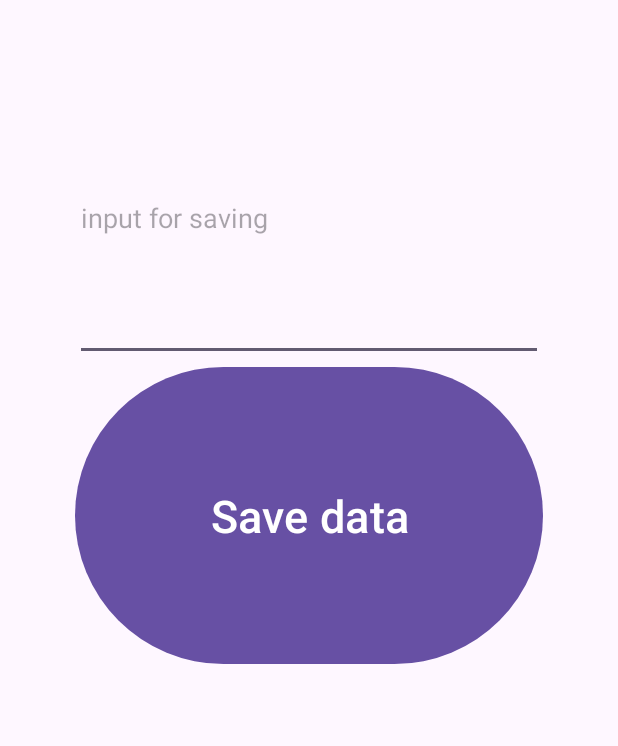
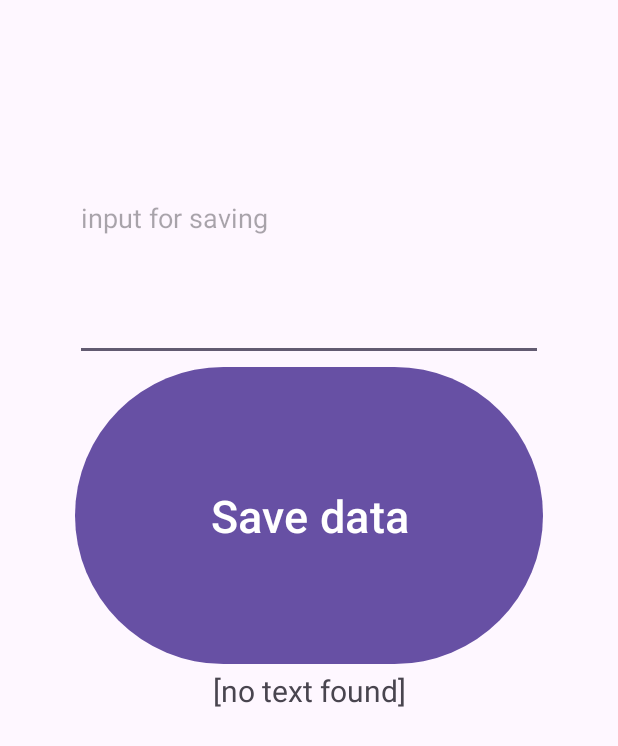
Before and after one commit to Timearchitect/SaveAndLinearLayout, an Android app: the screen it shows after launch (MainActivity), after a tap on "Save data", on a phone screen of 412 x 824 dp. Shown: the top 746 px of the screen. Run offline under Robolectric (Android 15) with nearby library versions, the phone set to English and light mode, and no system bars.

```diff
--- a/app/src/main/java/se/gritacademy/saveandlinearlayout/MainActivity.java
+++ b/app/src/main/java/se/gritacademy/saveandlinearlayout/MainActivity.java
@@ -20,7 +20,7 @@ public class MainActivity extends AppCompatActivity {
     TextView tv;
     EditText et;
     Button btn;
-
+    SharedPreferences sharedPref ;
     @Override
     protected void onRestoreInstanceState( Bundle savedInstanceState) {
         super.onRestoreInstanceState(savedInstanceState);
@@ -31,7 +31,7 @@ public class MainActivity extends AppCompatActivity {
     @Override
     protected void onSaveInstanceState(Bundle outState) {
         super.onSaveInstanceState(outState);
-        outState.putString("Key2","test2");
+        outState.putString("Key2","+66");
         Log.d("alrik", "onSaveInstanceState: SAVE");
     }
 
@@ -41,7 +41,7 @@ public class MainActivity extends AppCompatActivity {
         EdgeToEdge.enable(this);
         setContentView(R.layout.activity_main);
 
-        SharedPreferences sharedPref = this.getSharedPreferences(getString(R.string.preferance), this.MODE_PRIVATE);
+        sharedPref = this.getSharedPreferences(getString(R.string.preferance), this.MODE_PRIVATE);
         SharedPreferences.Editor editor = sharedPref.edit();
 
         Log.d("alrik", sharedPref.getString("Key", "default text if null"));
@@ -56,16 +56,18 @@ public class MainActivity extends AppCompatActivity {
         btn.setOnClickListener((e) -> {
             String inputtedText = et.getText().toString();
 
-            if (inputtedText == "R") {
+            if (inputtedText.equals("")) {
                 editor.remove("Key");
                 editor.apply();
             } else {
                 editor.putString("Key", inputtedText).apply();
-                tv.setText(inputtedText);
+                //tv.setText(inputtedText);
+                tv.setText(sharedPref.getString("Key", "[no text found]"));
                 Toast.makeText(MainActivity.this, "saved:" + inputtedText, Toast.LENGTH_SHORT).show();
             }
 
             });
+        tv.setText(sharedPref.getString("Key", "[no text found]"));
 
 
         ViewCompat.setOnApplyWindowInsetsListener(findViewById(R.id.main), (v, insets) -> {
```
